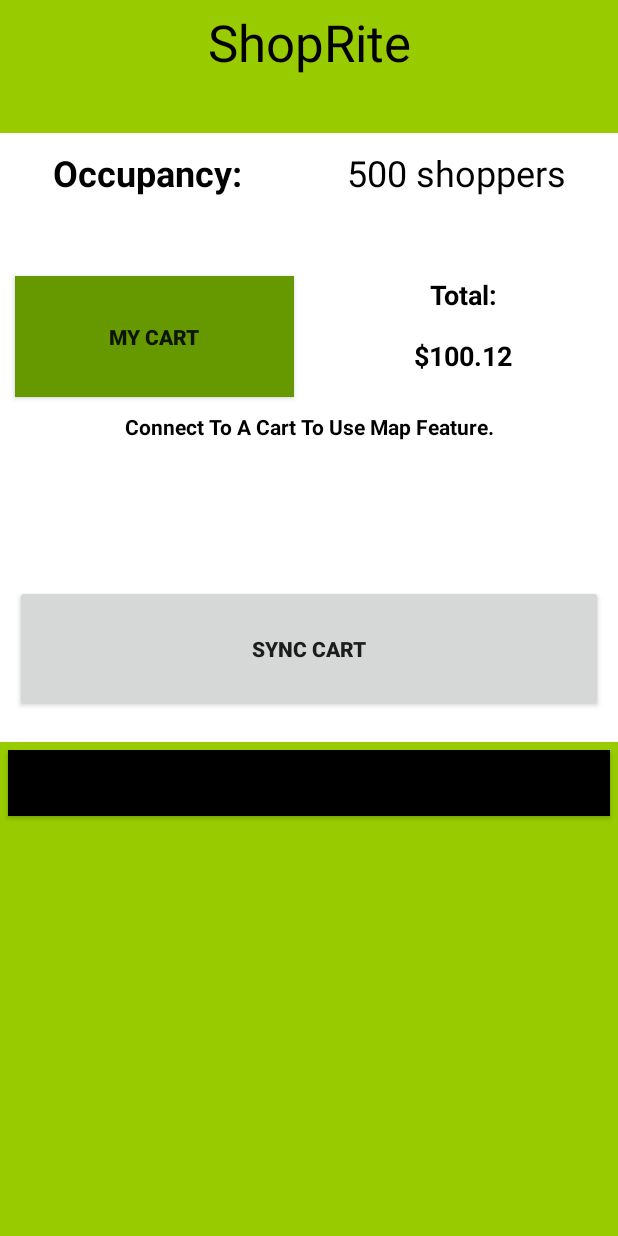
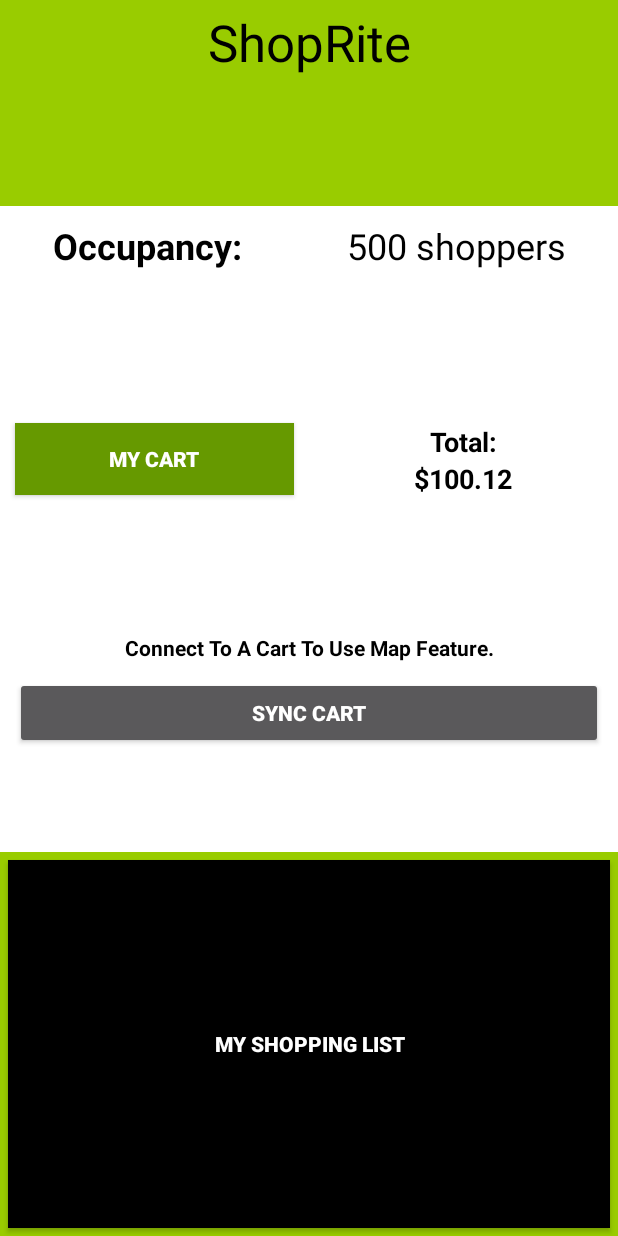
Before and after one commit to cms549/SmartCart, an Android app: the layout activity_main.xml on its own in the app's theme, with its tools: preview values and no code run, on a phone screen of 412 x 824 dp. Run offline under Robolectric (Android 15) with nearby library versions, the phone set to English and light mode, and no system bars; network calls fail.

Commit message:
Changed the theme got my cart and shopping list page working

```diff
--- a/app/src/main/AndroidManifest.xml
+++ b/app/src/main/AndroidManifest.xml
@@ -21,6 +21,11 @@
                 <category android:name="android.intent.category.LAUNCHER" />
             </intent-filter>
         </activity>
+        <activity android:name=".MyShoppingListScreen"></activity>
+        <activity android:name=".MyCartScreen"></activity>
+        <activity android:name=".SyncCartScreen"></activity>
+        <activity android:name=".ItemScanScreen"></activity>
+
     </application>
 
 </manifest>
--- a/app/src/main/java/dreamteam/smartcart/MainActivity.java
+++ b/app/src/main/java/dreamteam/smartcart/MainActivity.java
@@ -117,7 +117,7 @@ public class MainActivity extends AppCompatActivity {
                     public void onResponse(String response) {
                         // Display the first 500 characters of the response string.
                         //String s = "Response is: "+ response.substring(0,500);
-                        tvocc.setText(response.substring(0,500).trim());
+                        tvocc.setText(response.substring(0,10).trim());
                     }
                 }, new Response.ErrorListener() {
                     @Override
--- a/app/src/main/java/dreamteam/smartcart/MyCartScreen.java
+++ b/app/src/main/java/dreamteam/smartcart/MyCartScreen.java
@@ -1,5 +1,6 @@
 package dreamteam.smartcart;
 
+import android.content.Intent;
 import android.content.SharedPreferences;
 import android.os.Bundle;
 import android.support.v7.app.AppCompatActivity;
@@ -31,7 +32,8 @@ public class MyCartScreen extends AppCompatActivity {
 
         balance=0;
         //set up search bar
-        searchfrag = (SearchFragment) savedInstanceState.getSerializable("searchfrag");
+        Intent intent = getIntent();
+        searchfrag = (SearchFragment) intent.getSerializableExtra("searchfrag");
         if(searchfrag==null){
             searchfrag = new SearchFragment();
         }
--- a/app/src/main/java/dreamteam/smartcart/SearchFragment.java
+++ b/app/src/main/java/dreamteam/smartcart/SearchFragment.java
@@ -16,7 +16,7 @@ public class SearchFragment extends Fragment implements Serializable{
     /**
      * Item name for searching
      */
-    EditText etitem;
+    transient EditText etitem;
 
     @Override
     public View onCreateView(LayoutInflater inflater, ViewGroup container, Bundle savedInstanceState) {
--- a/app/src/main/res/layout/activity_main.xml
+++ b/app/src/main/res/layout/activity_main.xml
@@ -12,9 +12,9 @@
 
     <LinearLayout
         android:layout_width="match_parent"
-        android:layout_height="match_parent"
-        android:orientation="vertical"
-        android:layout_weight="1">
+        android:layout_height="wrap_content"
+        android:layout_weight="1"
+        android:orientation="vertical">
         <TextView
             android:layout_width="match_parent"
             android:layout_height="wrap_content"
@@ -37,7 +37,7 @@
             android:orientation="horizontal">
             <TextView
                 android:layout_width="wrap_content"
-                android:layout_height="match_parent"
+                android:layout_height="wrap_content"
                 android:id="@+id/tvo"
                 android:text="Occupancy:"
                 android:layout_weight="1"
@@ -48,7 +48,7 @@
 
             <TextView
                 android:layout_width="wrap_content"
-                android:layout_height="match_parent"
+                android:layout_height="wrap_content"
                 android:id="@+id/tvocc"
                 android:layout_weight="1"
                 android:text="500 shoppers"
@@ -68,7 +68,7 @@
 
             <Button
                 android:layout_width="match_parent"
-                android:layout_height="match_parent"
+                android:layout_height="wrap_content"
                 android:id="@+id/bcart"
                 android:text="My Cart"
                 android:layout_margin="10dp"
@@ -79,12 +79,12 @@
 
             <LinearLayout
                 android:layout_width="match_parent"
-                android:layout_height="match_parent"
+                android:layout_height="wrap_content"
                 android:layout_weight="1"
                 android:orientation="vertical">
                 <TextView
                     android:layout_width="match_parent"
-                    android:layout_height="match_parent"
+                    android:layout_height="wrap_content"
                     android:layout_weight="1"
                     android:layout_marginTop="10dp"
                     android:text="Total:"
@@ -96,7 +96,7 @@
 
                 <TextView
                     android:layout_width="match_parent"
-                    android:layout_height="match_parent"
+                    android:layout_height="wrap_content"
                     android:id="@+id/tvtot"
                     android:layout_weight="1"
                     android:text="$100.12"
@@ -118,23 +118,23 @@
 
     <LinearLayout
         android:layout_width="match_parent"
-        android:layout_height="match_parent"
+        android:layout_height="wrap_content"
         android:orientation="vertical"
         android:layout_weight="1">
         <FrameLayout
             android:layout_width="match_parent"
-            android:layout_height="match_parent"
+            android:layout_height="wrap_content"
             android:layout_weight="1"
             android:paddingBottom="10dp"
             android:id="@+id/fragMap"
             android:background="@android:color/background_light">
             <LinearLayout
                 android:layout_width="match_parent"
-                android:layout_height="match_parent"
+                android:layout_height="wrap_content"
                 android:orientation="vertical">
                 <TextView
                     android:layout_width="match_parent"
-                    android:layout_height="match_parent"
+                    android:layout_height="wrap_content"
                     android:layout_weight="1"
                     android:text="Connect To A Cart To Use Map Feature."
                     android:textColor="@android:color/black"
@@ -144,7 +144,7 @@
                     android:id="@+id/tvmap" />
                 <Button
                     android:layout_width="match_parent"
-                    android:layout_height="match_parent"
+                    android:layout_height="wrap_content"
                     android:layout_margin="10dp"
                     android:layout_weight="1"
                     android:text="Sync Cart"
@@ -157,7 +157,7 @@
 
         <Button
             android:layout_width="match_parent"
-            android:layout_height="match_parent"
+            android:layout_height="wrap_content"
             android:layout_margin="5dp"
             android:layout_weight="4"
             android:background="@android:color/black"
@@ -170,8 +170,7 @@
 
     <FrameLayout
         android:layout_width="match_parent"
-        android:layout_height="match_parent"
-        android:layout_weight="1"
+        android:layout_height="wrap_content"
         android:id="@+id/fragsearch">
 
     </FrameLayout>
--- a/app/src/main/res/values/styles.xml
+++ b/app/src/main/res/values/styles.xml
@@ -1,11 +1,12 @@
 <resources>
 
     <!-- Base application theme. -->
-    <style name="AppTheme" parent="Theme.AppCompat.Light.DarkActionBar">
+    <style name="AppTheme" parent="Theme.AppCompat.NoActionBar">
         <!-- Customize your theme here. -->
         <item name="colorPrimary">@color/colorPrimary</item>
         <item name="colorPrimaryDark">@color/colorPrimaryDark</item>
         <item name="colorAccent">@color/colorAccent</item>
+        <item name="android:statusBarColor">?android:attr/colorForegroundInverse</item>
     </style>
 
 </resources>
```
Also changed, not shown: app/src/main/java/dreamteam/smartcart/MyShoppingListScreen.java (+15 -6 lines), app/src/main/res/layout/activity_shopping_list.xml (+19 -13 lines), app/src/main/res/layout/fragment_search.xml (+5 -6 lines).
